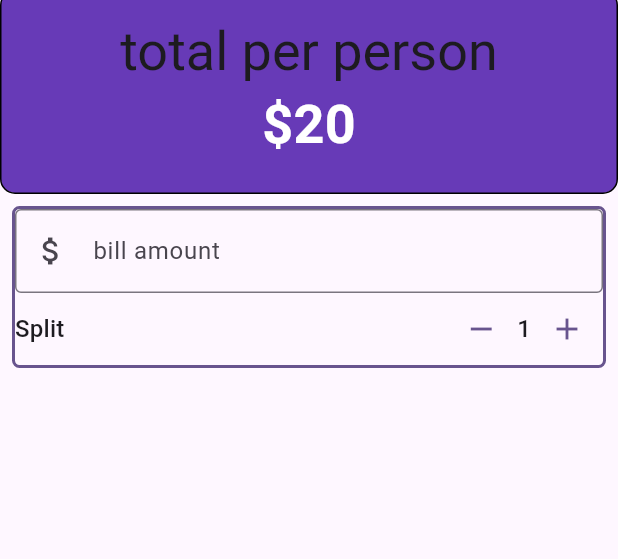
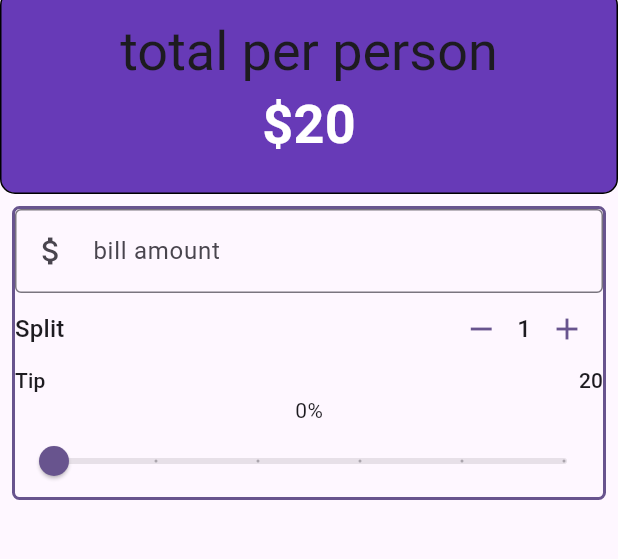
Before and after one commit to shreyak13/Tip-calculator, a Flutter app: the screen it shows after launch, on a phone screen of 412 x 824 dp, the part 94-653 px from its top. Run offline on Flutter 3.47's test engine with Material 3 defaults, Android fonts, the phone set to English and light mode, and no system bars.

Commit message:
Slider is ready

```diff
--- a/tip/lib/main.dart
+++ b/tip/lib/main.dart
@@ -1,5 +1,6 @@
 import 'package:flutter/material.dart';
 import 'package:tip/widgets/person_counter.dart';
+import 'package:tip/widgets/tipslider.dart';
 
 void main() {
   runApp(const MyApp());
@@ -14,7 +15,6 @@ class MyApp extends StatelessWidget {
     return MaterialApp(
       title: 'UTip',
       theme: ThemeData(
-
         colorScheme: ColorScheme.fromSeed(seedColor: Colors.deepPurple),
         useMaterial3: true,
       ),
@@ -31,102 +31,105 @@ class Utip extends StatefulWidget {
 }
 
 class _UtipState extends State<Utip> {
-   int _personCont=1;
+  int _personCont = 1;
+
+  double _tipPercent=0.0;
 
 //Methods
-void increment(){
+  void increment() {
     setState(() {
- _personCont=_personCont+1;
+      _personCont = _personCont + 1;
     });
-
-}
-void decrement(){
-  setState(() {
-    if(_personCont>1){
-_personCont=_personCont-1;
   }
 
+  void decrement() {
+    setState(() {
+      if (_personCont > 1) {
+        _personCont = _personCont - 1;
+      }
     });
+  }
 
-}
   @override
   Widget build(BuildContext context) {
-    var    theme= Theme.of(context);
-    final style =theme.textTheme.titleMedium!.copyWith(
-      color: theme.colorScheme.onPrimary,
-      fontWeight: FontWeight.bold
-    );
+    var theme = Theme.of(context);
+    final style = theme.textTheme.titleMedium!.copyWith(
+        color: theme.colorScheme.onPrimary, fontWeight: FontWeight.bold);
 
-
-    return  Scaffold(
-
+    return Scaffold(
         appBar: AppBar(
           title: Text('utip'),
-
-
         ),
-
-      body:  Column(
-        crossAxisAlignment: CrossAxisAlignment.stretch,
-
-        children: [
+        body: Column(crossAxisAlignment: CrossAxisAlignment.stretch, children: [
           Container(
               padding: const EdgeInsets.all(18),
-            decoration: BoxDecoration(color: Colors.deepPurple,
+              decoration: BoxDecoration(
+                  color: Colors.deepPurple,
                   borderRadius: BorderRadius.circular(10),
-            border:Border.all( width: 1.0)),
-
+                  border: Border.all(width: 1.0)),
               child: Column(
                 children: [
-                 Text('total per person',style: theme.textTheme.displaySmall
-
-                  , ),
-                 Text('\$20', style: style.copyWith(
+                  Text(
+                    'total per person',
+                    style: theme.textTheme.displaySmall,
+                  ),
+                  Text(
+                    '\$20',
+                    style: style.copyWith(
                         color: theme.colorScheme.onPrimary,
-                  fontSize: theme.textTheme.displaySmall?.fontSize
-                 ),),
-
+                        fontSize: theme.textTheme.displaySmall?.fontSize),
+                  ),
                 ],
               )),
-
-
           Padding(
             padding: const EdgeInsets.all(8.0),
-              child: Container (
-
+            child: Container(
                 decoration: BoxDecoration(
                   borderRadius: BorderRadius.circular(5),
-                  border: Border.all(
-                    color: theme.colorScheme.primary,
-                    width: 2
+                  border:
+                      Border.all(color: theme.colorScheme.primary, width: 2),
                 ),
-
-
-                ),
-                child:  Column(
+                child: Column(
                   children: [
                     TextField(
-                      decoration:const  InputDecoration(
+                      decoration: const InputDecoration(
                           border: OutlineInputBorder(),
                           prefixIcon: Icon(Icons.attach_money),
                           labelText: 'bill amount'),
                       keyboardType: TextInputType.number,
-                      onChanged: (String value) {
-
-                      },
+                      onChanged: (String value) {},
                     ),
                     //split bill
-                     PersonCounter(theme: theme, personCont: _personCont,onDecrement: decrement,onIncrement: increment,),
+                    PersonCounter(
+                      theme: theme,
+                      personCont: _personCont,
+                      onDecrement: decrement,
+                      onIncrement: increment,
+                    ),
+                    Row(
+                      mainAxisAlignment: MainAxisAlignment.spaceBetween,
+                      children: [
 
+                        Text('Tip',style:theme.textTheme.titleSmall,),
+                         Text('20',style:theme.textTheme.titleSmall,)
 
                       ],
+                    ),
+
+                    //slider text
+
+                    Text('${(_tipPercent*100).round()}%'),
+                    slider(tipPercent: _tipPercent, onChanged: (double value) {
+                      setState(() {
+                        _tipPercent=value;
+
+                    }); },)
+                  ],
+
+                ),
+
+),
           )
-
-              ),)
-            ])
-
-
-      );
-
+        ]));
   }
 }
--- a/tip/lib/widgets/person_counter.dart
+++ b/tip/lib/widgets/person_counter.dart
@@ -30,8 +30,13 @@ class PersonCounter extends StatelessWidget {
          IconButton(color: theme.colorScheme.primary, onPressed: onDecrement, icon: const Icon(Icons.remove)),
        Text("$_personCont",style: theme.textTheme.titleMedium,),
         IconButton(color: theme.colorScheme.primary , onPressed:onIncrement, icon:  const Icon(Icons.add))
+
+        // Tip selection
+
+
      ],
          )
+
       ]
 
     );
--- /dev/null
+++ b/tip/lib/widgets/tipslider.dart
@@ -0,0 +1,24 @@
+import 'package:flutter/material.dart';
+
+class slider extends StatelessWidget {
+  const slider({
+    super.key,
+    required double tipPercent, required this.onChanged,
+  }) : _tipPercent = tipPercent;
+
+  final double _tipPercent;
+  final ValueChanged <double> onChanged;
+
+  @override
+  Widget build(BuildContext context) {
+    return Slider(value: _tipPercent,min: 0.0,max: 0.5,label: '${(_tipPercent*100).round()}',divisions: 5, onChanged: (double value) {
+
+     },
+    //onChanged: (value){
+    //  setState(() {
+      //   _tipPercent=value;
+      //}
+      );
+
+    }
+  }
```
Lines whose indentation alone changed are shown as unchanged.
